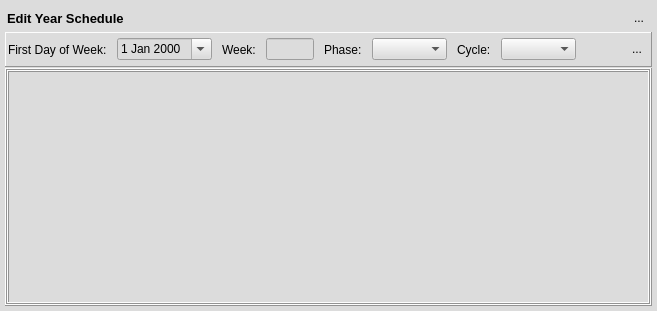
Above: dialog_addweek.ui from Tria-Andy/WorkoutEditor before the change. Below: the same form after it.
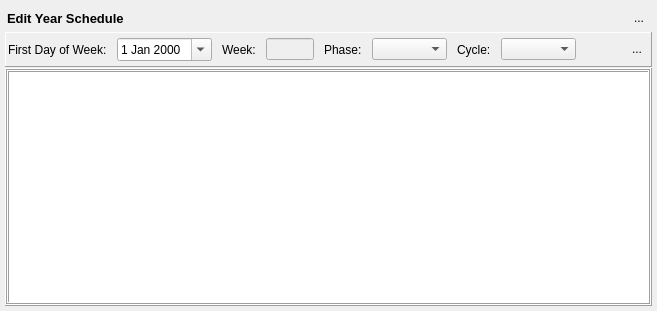
That is the form after the change. Icons and pictures are not drawn.

```diff
--- a/dialog_addweek.ui
+++ b/dialog_addweek.ui
@@ -26,7 +26,7 @@
    <string>Edit Week Workouts</string>
   </property>
   <property name="styleSheet">
-   <string notr="true">background-color: rgb(220, 220, 220)</string>
+   <string notr="true"/>
   </property>
   <layout class="QVBoxLayout" name="verticalLayout">
    <property name="spacing">
```
